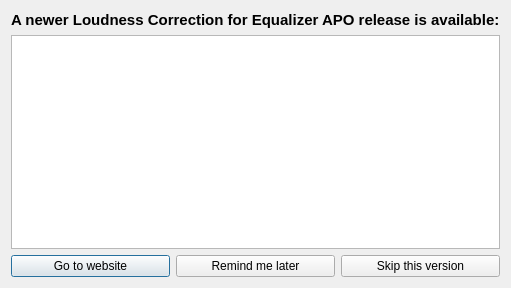
Old version of the form UpdateChecker/UpdateChecker.ui in the repository xup61069/EqAPO64_with_VST3_support.
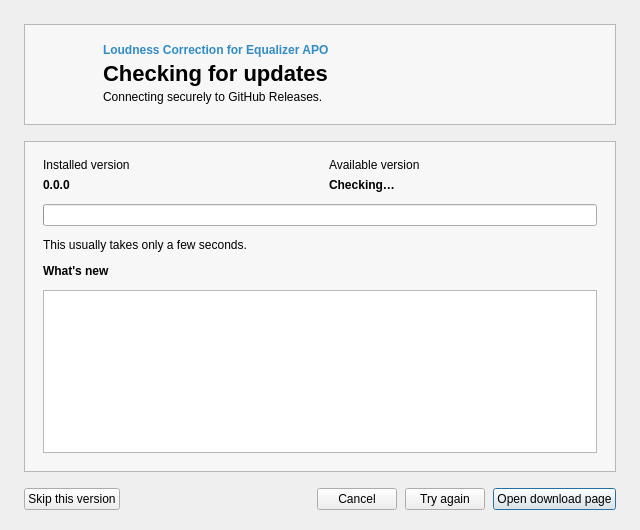
New version of the form. Icons and pictures are not drawn. Custom widgets are drawn as their Qt base class.

Commit message: feat: complete Windows-native desktop UI

```diff
--- a/UpdateChecker/UpdateChecker.ui
+++ b/UpdateChecker/UpdateChecker.ui
@@ -2,81 +2,196 @@
 <ui version="4.0">
  <class>UpdateCheckerClass</class>
  <widget class="QDialog" name="UpdateCheckerClass">
-  <property name="geometry">
-   <rect>
-    <x>0</x>
-    <y>0</y>
-    <width>339</width>
-    <height>288</height>
-   </rect>
+  <property name="geometry"><rect><x>0</x><y>0</y><width>640</width><height>530</height></rect></property>
+  <property name="minimumSize"><size><width>520</width><height>340</height></size></property>
+  <property name="windowTitle"><string notr="true">Checking for updates</string></property>
+  <property name="windowIcon"><iconset resource="UpdateChecker.qrc"><normaloff>:/icons/software-update-available.ico</normaloff>:/icons/software-update-available.ico</iconset></property>
+  <property name="styleSheet">
+   <string notr="true">QDialog#UpdateCheckerClass {
+ background: palette(window);
+ color: palette(window-text);
+}
+QFrame#headerPanel, QFrame#contentPanel {
+ background: palette(alternate-base);
+ border: 1px solid palette(mid);
+}
+QLabel#sectionLabel {
+ color: palette(highlight);
+ font-weight: 600;
+}
+QLabel#titleLabel {
+ font-size: 22px;
+ font-weight: 700;
+}
+QLabel#summaryLabel, QLabel[caption="true"] {
+ color: palette(placeholder-text);
+}
+QLabel#installedVersionLabel, QLabel#availableVersionLabel {
+ font-family: "Cascadia Mono", "Consolas";
+ font-weight: 600;
+}
+QTextEdit#versionBrowser {
+ background: palette(base);
+ color: palette(text);
+ border: 1px solid palette(mid);
+ selection-background-color: palette(highlight);
+ selection-color: palette(highlighted-text);
+}
+</string>
   </property>
-  <property name="windowTitle">
-   <string>Update available</string>
-  </property>
-  <property name="windowIcon">
-   <iconset resource="UpdateChecker.qrc">
-    <normaloff>:/icons/software-update-available.ico</normaloff>:/icons/software-update-available.ico</iconset>
-  </property>
-  <layout class="QGridLayout" name="gridLayout">
-   <item row="2" column="1">
-    <widget class="QPushButton" name="laterButton">
-     <property name="text">
-      <string>Remind me later</string>
-     </property>
+  <layout class="QVBoxLayout" name="rootLayout">
+   <property name="spacing"><number>16</number></property>
+   <property name="leftMargin"><number>24</number></property>
+   <property name="topMargin"><number>24</number></property>
+   <property name="rightMargin"><number>24</number></property>
+   <property name="bottomMargin"><number>20</number></property>
+   <item>
+    <widget class="QFrame" name="headerPanel">
+     <property name="frameShape"><enum>QFrame::Shape::NoFrame</enum></property>
+     <layout class="QHBoxLayout" name="headerLayout">
+      <property name="spacing"><number>16</number></property>
+      <property name="leftMargin"><number>18</number></property>
+      <property name="topMargin"><number>18</number></property>
+      <property name="rightMargin"><number>20</number></property>
+      <property name="bottomMargin"><number>20</number></property>
+      <item alignment="Qt::AlignmentFlag::AlignTop">
+       <widget class="QLabel" name="statusIconLabel">
+        <property name="minimumSize"><size><width>44</width><height>44</height></size></property>
+        <property name="maximumSize"><size><width>44</width><height>44</height></size></property>
+        <property name="text"><string/></property>
+       </widget>
+      </item>
+      <item>
+       <layout class="QVBoxLayout" name="headerTextLayout">
+        <property name="spacing"><number>4</number></property>
+        <item><widget class="QLabel" name="sectionLabel"><property name="text"><string notr="true">Loudness Correction for Equalizer APO</string></property></widget></item>
+        <item>
+         <widget class="QLabel" name="titleLabel">
+          <property name="text"><string notr="true">Checking for updates</string></property>
+          <property name="textInteractionFlags"><set>Qt::TextInteractionFlag::TextSelectableByMouse</set></property>
+         </widget>
+        </item>
+        <item>
+         <widget class="QLabel" name="summaryLabel">
+          <property name="text"><string notr="true">Connecting securely to GitHub Releases.</string></property>
+          <property name="wordWrap"><bool>true</bool></property>
+         </widget>
+        </item>
+       </layout>
+      </item>
+     </layout>
     </widget>
    </item>
-   <item row="2" column="0">
-    <widget class="QPushButton" name="goButton">
-     <property name="text">
-      <string>Go to website</string>
-     </property>
-     <property name="default">
-      <bool>true</bool>
-     </property>
+   <item>
+    <widget class="QFrame" name="contentPanel">
+     <property name="frameShape"><enum>QFrame::Shape::NoFrame</enum></property>
+     <layout class="QVBoxLayout" name="contentLayout">
+      <property name="spacing"><number>12</number></property>
+      <property name="leftMargin"><number>18</number></property>
+      <property name="topMargin"><number>16</number></property>
+      <property name="rightMargin"><number>18</number></property>
+      <property name="bottomMargin"><number>18</number></property>
+      <item>
+       <layout class="QGridLayout" name="versionGridLayout">
+        <property name="horizontalSpacing"><number>18</number></property>
+        <property name="verticalSpacing"><number>6</number></property>
+        <item row="0" column="0">
+         <widget class="QLabel" name="installedCaptionLabel">
+          <property name="caption" stdset="0"><bool>true</bool></property>
+          <property name="text"><string notr="true">Installed version</string></property>
+         </widget>
+        </item>
+        <item row="0" column="1">
+         <widget class="QLabel" name="availableCaptionLabel">
+          <property name="caption" stdset="0"><bool>true</bool></property>
+          <property name="text"><string notr="true">Available version</string></property>
+         </widget>
+        </item>
+        <item row="1" column="0">
+         <widget class="QLabel" name="installedVersionLabel">
+          <property name="text"><string notr="true">0.0.0</string></property>
+          <property name="textInteractionFlags"><set>Qt::TextInteractionFlag::TextSelectableByMouse</set></property>
+         </widget>
+        </item>
+        <item row="1" column="1">
+         <widget class="QLabel" name="availableVersionLabel">
+          <property name="text"><string notr="true">Checking…</string></property>
+          <property name="textInteractionFlags"><set>Qt::TextInteractionFlag::TextSelectableByMouse</set></property>
+         </widget>
+        </item>
+       </layout>
+      </item>
+      <item>
+       <widget class="QProgressBar" name="statusProgressBar">
+        <property name="accessibleName"><string notr="true">Update check progress</string></property>
+        <property name="value"><number>0</number></property>
+        <property name="textVisible"><bool>false</bool></property>
+       </widget>
+      </item>
+      <item>
+       <widget class="QLabel" name="statusMessageLabel">
+        <property name="text"><string notr="true">This usually takes only a few seconds.</string></property>
+        <property name="wordWrap"><bool>true</bool></property>
+        <property name="textInteractionFlags"><set>Qt::TextInteractionFlag::TextSelectableByMouse</set></property>
+       </widget>
+      </item>
+      <item>
+       <widget class="QLabel" name="releaseNotesLabel">
+        <property name="font"><font><bold>true</bold></font></property>
+        <property name="text"><string notr="true">What's new</string></property>
+       </widget>
+      </item>
+      <item>
+       <widget class="AutoSizeTextEdit" name="versionBrowser">
+        <property name="sizePolicy"><sizepolicy hsizetype="Expanding" vsizetype="Expanding"><horstretch>0</horstretch><verstretch>1</verstretch></sizepolicy></property>
+        <property name="minimumSize"><size><width>0</width><height>150</height></size></property>
+        <property name="accessibleName"><string notr="true">Release notes</string></property>
+        <property name="readOnly"><bool>true</bool></property>
+        <property name="tabChangesFocus"><bool>true</bool></property>
+        <property name="textInteractionFlags"><set>Qt::TextInteractionFlag::LinksAccessibleByKeyboard|Qt::TextInteractionFlag::LinksAccessibleByMouse|Qt::TextInteractionFlag::TextBrowserInteraction|Qt::TextInteractionFlag::TextSelectableByKeyboard|Qt::TextInteractionFlag::TextSelectableByMouse</set></property>
+       </widget>
+      </item>
+     </layout>
     </widget>
    </item>
-   <item row="2" column="2">
-    <widget class="QPushButton" name="skipButton">
-     <property name="text">
-      <string>Skip this version</string>
-     </property>
-    </widget>
-   </item>
-   <item row="0" column="0" colspan="3">
-    <widget class="QLabel" name="label">
-     <property name="font">
-      <font>
-       <pointsize>11</pointsize>
-       <bold>true</bold>
-      </font>
-     </property>
-     <property name="text">
-      <string>A newer Loudness Correction for Equalizer APO release is available:</string>
-     </property>
-    </widget>
-   </item>
-   <item row="1" column="0" colspan="3">
-    <widget class="AutoSizeTextEdit" name="versionBrowser">
-     <property name="sizePolicy">
-      <sizepolicy hsizetype="Expanding" vsizetype="Expanding">
-       <horstretch>0</horstretch>
-       <verstretch>0</verstretch>
-      </sizepolicy>
-     </property>
-     <property name="readOnly">
-      <bool>true</bool>
-     </property>
-    </widget>
+   <item>
+    <layout class="QHBoxLayout" name="actionLayout">
+     <property name="spacing"><number>8</number></property>
+     <item>
+      <widget class="QPushButton" name="skipButton">
+       <property name="accessibleName"><string notr="true">Skip this version</string></property>
+       <property name="text"><string notr="true">Skip this version</string></property>
+      </widget>
+     </item>
+     <item>
+      <spacer name="actionSpacer"><property name="orientation"><enum>Qt::Orientation::Horizontal</enum></property><property name="sizeHint" stdset="0"><size><width>40</width><height>20</height></size></property></spacer>
+     </item>
+     <item>
+      <widget class="QPushButton" name="laterButton">
+       <property name="accessibleName"><string notr="true">Close update checker</string></property>
+       <property name="text"><string notr="true">Cancel</string></property>
+      </widget>
+     </item>
+     <item>
+      <widget class="QPushButton" name="retryButton">
+       <property name="accessibleName"><string notr="true">Retry update check</string></property>
+       <property name="text"><string notr="true">Try again</string></property>
+      </widget>
+     </item>
+     <item>
+      <widget class="QPushButton" name="goButton">
+       <property name="accessibleName"><string notr="true">Open download page</string></property>
+       <property name="text"><string notr="true">Open download page</string></property>
+       <property name="default"><bool>true</bool></property>
+      </widget>
+     </item>
+    </layout>
    </item>
   </layout>
  </widget>
  <layoutdefault spacing="6" margin="11"/>
  <customwidgets>
-  <customwidget>
-   <class>AutoSizeTextEdit</class>
-   <extends>QTextEdit</extends>
-   <header>AutoSizeTextEdit.h</header>
-  </customwidget>
+  <customwidget><class>AutoSizeTextEdit</class><extends>QTextEdit</extends><header>AutoSizeTextEdit.h</header></customwidget>
  </customwidgets>
  <resources>
   <include location="UpdateChecker.qrc"/>
```
Left out of the diff: 11 changed lines with no effect on the pictures. The commit also changes 89 other files.
